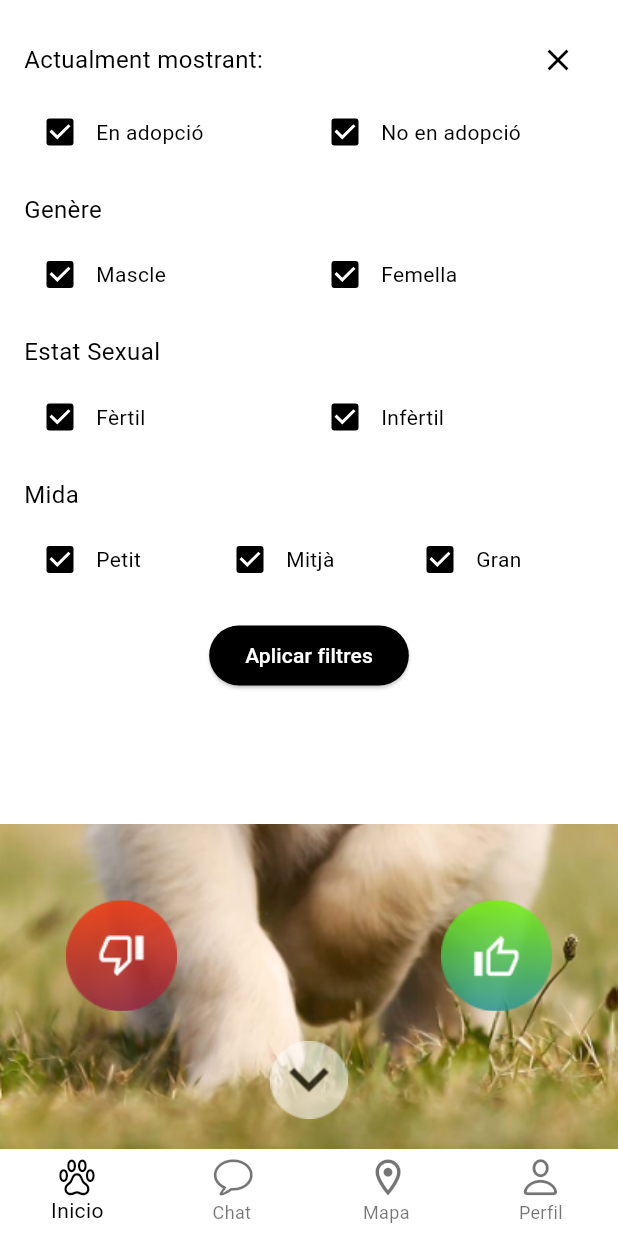
After one commit to mesquius04/BarkandMeet, a Flutter app: the Mainpage screen opened directly, after a tap on an icon or button, on a phone screen of 412 x 824 dp. The commit adds this screen. Run offline on Flutter 3.47's test engine with Material 3 defaults, Android fonts, the phone set to English and light mode, and no system bars; our stand-ins replace image_picker, video_player.

Commit message:
He añadido los iconos Barkmeet y hecho la pagina principal con el menu de filtros desplegable y una pagina de perfil de perros provicional

```diff
--- /dev/null
+++ b/lib/Mainpage.dart
@@ -0,0 +1,352 @@
+import 'package:flutter/material.dart';
+import 'main.dart';
+import 'package:bark_and_meet/fonts/bark_meet_icons.dart';
+
+
+class Mainpage extends StatefulWidget {
+
+
+
+  @override
+  _MainpageState createState() => _MainpageState();
+}
+
+class _MainpageState extends State<Mainpage> {
+  bool _showFilters = false;
+
+  void _toggleFilters() {
+    setState(() {
+      _showFilters = !_showFilters;
+    });
+  }
+
+  @override
+  Widget build(BuildContext context) {
+return Scaffold(
+
+      extendBodyBehindAppBar: true,
+
+      appBar: _showFilters
+          ? null: AppBar(
+        iconTheme: IconThemeData(
+          color: Colors.white, // Aquí se cambia el color de la flecha de regreso
+        ),
+          toolbarHeight: 150,
+          backgroundColor: Colors.transparent,
+          flexibleSpace: Container(
+            decoration: BoxDecoration(
+              gradient: LinearGradient(
+                colors: [
+                  Colors.black.withOpacity(0.8),
+                  Colors.black.withOpacity(0),
+                ],
+                begin: Alignment.topCenter,
+                end: Alignment.bottomCenter,
+              ),
+            ),
+          ),
+        title: Padding(
+            padding: const EdgeInsets.only(left: .0,top:25.0),
+
+          child: Column(
+            crossAxisAlignment: CrossAxisAlignment.start,
+            children: [
+              //Text('${widget.myDog.name}', style: TextStyle(fontSize: 30)),
+              //Text('@${widget.myDog.owner.username}', style: TextStyle(fontSize: 14, color: Colors.white.withOpacity(0.7))),
+              Text('August', style: TextStyle(fontSize: 30,color: Colors.white)),
+              Text('@Juanillo23', style: TextStyle(fontSize: 14, color: Colors.white.withOpacity(0.7))),
+            ],
+          ),
+        ),
+        actions: [
+          IconButton(
+            icon: Icon(BarkMeet.points),
+            color: Colors.white,
+            onPressed: _toggleFilters,
+          ),
+        ],
+      ),
+      body: Stack(
+        children: [
+          // Imagen de fondo
+          Positioned.fill(
+            child: Image.asset(
+              'assets/fondo.png', // Asegúrate de tener la imagen en tu carpeta assets
+              fit: BoxFit.cover,
+            ),
+          ),
+          // Contenido principal
+          SafeArea(
+            child: Column(
+              children: [
+                Spacer(),
+                // Botones inferiores
+                Padding(
+                  padding: const EdgeInsets.symmetric(horizontal: 44.0),
+                  child: Row(
+                    mainAxisAlignment: MainAxisAlignment.spaceBetween,
+                    children: [
+                      ElevatedButton(
+                        onPressed: () {},
+                        style: ElevatedButton.styleFrom(
+                          padding: EdgeInsets.zero,
+                          backgroundColor: Colors.transparent, // Elimina el color de fondo
+                          shadowColor: Colors.transparent, // Elimina la sombra
+                        ),
+                        child: Container(
+                          width: 74,
+                          height: 74,
+                          decoration: BoxDecoration(
+                            image: DecorationImage(
+                              image: AssetImage('assets/Dislike.png'), // Ruta de la imagen
+                              fit: BoxFit.cover,
+                            ),
+                          ),
+                        ),
+                      ),
+                      ElevatedButton(
+                        onPressed: () {},
+                        style: ElevatedButton.styleFrom(
+                          padding: EdgeInsets.zero,
+                          backgroundColor: Colors.transparent, // Elimina el color de fondo
+                          shadowColor: Colors.transparent, // Elimina la sombra
+                        ),
+                        child: Container(
+                          width: 74,
+                          height: 74,
+                          decoration: BoxDecoration(
+                            image: DecorationImage(
+                              image: AssetImage('assets/Like.png'), // Ruta de la imagen
+                              fit: BoxFit.cover,
+                            ),
+                          ),
+                        ),
+                      ),
+                    ],
+                  ),
+                ),
+                SizedBox(height: 20),
+                // Botón central
+                Center(
+                  child: ElevatedButton(
+                    onPressed: () {
+                      Navigator.push(
+                        context,
+                        PageRouteBuilder(
+                          transitionDuration: Duration(milliseconds: 500),
+                          transitionsBuilder: (BuildContext context, Animation<double> animation,
+                              Animation<double> secondaryAnimation, Widget child) {
+                            return SlideTransition(
+                              position: Tween<Offset>(
+                                begin: const Offset(0, 1),
+                                end: Offset.zero,
+                              ).animate(animation),
+                              child: child,
+                            );
+                          },
+                          pageBuilder: (BuildContext context, Animation<double> animation,
+                              Animation<double> secondaryAnimation) {
+                              return ProfileScreen(); //la pagina del perro
+                          },
+                        ),
+                      );
+                    },
+                    style: ElevatedButton.styleFrom(
+                      padding: EdgeInsets.zero,
+                      backgroundColor: Colors.transparent, // Elimina el color de fondo
+                      shadowColor: Colors.transparent, // Elimina la sombra
+                    ),
+                    child: Container(
+                      width: 52,
+                      height: 52,
+                      decoration: BoxDecoration(
+                        image: DecorationImage(
+                          image: AssetImage('assets/keyboard_arrow_down.png'), // Ruta de la imagen
+                          fit: BoxFit.cover,
+                        ),
+                      ),
+                    ),
+                  ),
+                ),
+                SizedBox(height: 20),
+              ],
+            ),
+          ),
+          // Menú de filtros deslizante
+                Positioned(
+            top: 0,
+            left: 0,
+            right: 0,
+            child: AnimatedContainer(
+              duration: Duration(milliseconds: 300),
+              height: _showFilters ? MediaQuery.of(context).size.height / 3*2 : 0.0,
+              color: Colors.white,
+              child: SingleChildScrollView(
+                child: Padding(
+                  padding: const EdgeInsets.all(16.0),
+                  child: Column(
+                    crossAxisAlignment: CrossAxisAlignment.start,
+                    children: [
+                      // Título y botón de cerrar
+                      Row(
+                        mainAxisAlignment: MainAxisAlignment.spaceBetween,
+                        children: [
+                          Text('Actualment mostrant:', style: TextStyle(color: Colors.black, fontSize: 16)),
+                          IconButton(
+                            icon: Icon(Icons.close, color: Colors.black),
+                            onPressed: _toggleFilters,
+                          ),
+                        ],
+                      ),
+                      // Filtros de "En adopció" y "No en adopció"
+                      Row(
+                        children: [
+                          FilterOption(label: 'En adopció'),
+                          FilterOption(label: 'No en adopció'),
+                        ],
+                      ),
+                      SizedBox(height: 16),
+                      // Título "Genère"
+                      Text('Genère', style: TextStyle(color: Colors.black, fontSize: 16)),
+                      SizedBox(height: 8),
+                      // Filtros de "Mascle" y "Femella"
+                      Row(
+                        children: [
+                          FilterOption(label: 'Mascle'),
+                          FilterOption(label: 'Femella'),
+                        ],
+                      ),
+                      SizedBox(height: 16),
+                      // Título "Estat Sexual"
+                      Text('Estat Sexual', style: TextStyle(color: Colors.black, fontSize: 16)),
+                      SizedBox(height: 8),
+                      // Filtros de "Fèrtil" y "Infèrtil"
+                      Row(
+                        children: [
+                          FilterOption(label: 'Fèrtil'),
+                          FilterOption(label: 'Infèrtil'),
+                        ],
+                      ),
+                      SizedBox(height: 16),
+                      // Título "Mida"
+                      Text('Mida', style: TextStyle(color: Colors.black, fontSize: 16)),
+                      SizedBox(height: 8),
+                      // Filtros de "Petit", "Mitjà" y "Gran"
+                      Row(
+                        children: [
+                          FilterOption(label: 'Petit'),
+                          FilterOption(label: 'Mitjà'),
+                          FilterOption(label: 'Gran'),
+                        ],
+                      ),
+                      SizedBox(height: 16),
+                      // Botón de aplicar filtros
+                      Center(
+                        child: ElevatedButton(
+                          onPressed: () {
+                            // Lógica para aplicar los filtros
+                          },
+                          child: Text('Aplicar filtres',style: TextStyle(color: Colors.white)),
+                          style: ElevatedButton.styleFrom(
+                            backgroundColor: Colors.black, // Color de fondo del botón
+
+                          ),
+                        ),
+                      ),
+                    ],
+                  ),
+                ),
+              ),
+            ),
+          ),
+        ],
+      ),
+            bottomNavigationBar: BottomNavigationBar(
+              backgroundColor: Colors.white,
+              selectedItemColor: Colors.black,
+              items: [
+                BottomNavigationBarItem(
+                  icon: Icon(BarkMeet.step, color: Colors.black),
+                  label: 'Inicio',
+                ),
+                BottomNavigationBarItem(
+                  icon: Icon(BarkMeet.message),
+                  label: 'Chat',
+                ),
+                BottomNavigationBarItem(
+                  icon: Icon(BarkMeet.map),
+                  label: 'Mapa',
+                ),
+                BottomNavigationBarItem(
+                  icon: Icon(BarkMeet.person),
+                  label: 'Perfil',
+                ),
+              ],
+              type: BottomNavigationBarType.fixed,
+            ),
+          );
+        }
+      }
+
+
+
+class FilterOption extends StatefulWidget {
+  final String label;
+
+  FilterOption({required this.label});
+
+  @override
+  _FilterOptionState createState() => _FilterOptionState();
+}
+
+class _FilterOptionState extends State<FilterOption> {
+  bool _isSelected = true;
+
+  @override
+  Widget build(BuildContext context) {
+    return Expanded(
+      child: InkWell(
+        onTap: () {
+          setState(() {
+            _isSelected = !_isSelected;
+          });
+        },
+        child: Row(
+          children: [
+            Checkbox(
+              value: _isSelected,
+              onChanged: (bool? value) {
+                setState(() {
+                  _isSelected = value ?? false;
+                });
+              },
+              activeColor: Colors.black,
+            ),
+            Text(
+              widget.label,
+              style: TextStyle(color: Colors.black),
+            ),
+          ],
+        ),
+      ),
+    );
+  }
+}
+
+
+class ProfileScreen extends StatelessWidget {
+
+  ProfileScreen();
+
+  @override
+  Widget build(BuildContext context) {
+    return Scaffold(
+      appBar: AppBar(
+        title: Text("August"),
+      ),
+      body: Center(
+        child: Text('Perfil de August'),
+      ),
+    );
+  }
+}
--- /dev/null
+++ b/lib/fonts/bark_meet_icons.dart
@@ -0,0 +1,46 @@
+/// Flutter icons BarkMeet
+/// Copyright (C) 2024 by original authors @ fluttericon.com, fontello.com
+/// This font was generated by FlutterIcon.com, which is derived from Fontello.
+///
+/// To use this font, place it in your fonts/ directory and include the
+/// following in your pubspec.yaml
+///
+/// flutter:
+///   fonts:
+///    - family:  BarkMeet
+///      fonts:
+///       - asset: fonts/BarkMeet.ttf
+///
+///
+/// * Material Design Icons, Copyright (C) Google, Inc
+///         Author:    Google
+///         License:   Apache 2.0 (https://www.apache.org/licenses/LICENSE-2.0)
+///         Homepage:  https://design.google.com/icons/
+///
+import 'package:flutter/widgets.dart';
+
+class BarkMeet {
+  BarkMeet._();
+
+  static const _kFontFam = 'BarkMeet';
+  static const String? _kFontPkg = null;
+
+  static const IconData person_outline = IconData(0xe800, fontFamily: _kFontFam, fontPackage: _kFontPkg);
+  static const IconData person = IconData(0xe801, fontFamily: _kFontFam, fontPackage: _kFontPkg);
+  static const IconData step = IconData(0xe802, fontFamily: _kFontFam, fontPackage: _kFontPkg);
+  static const IconData message = IconData(0xe803, fontFamily: _kFontFam, fontPackage: _kFontPkg);
+  static const IconData map = IconData(0xe804, fontFamily: _kFontFam, fontPackage: _kFontPkg);
+  static const IconData settings = IconData(0xe805, fontFamily: _kFontFam, fontPackage: _kFontPkg);
+  static const IconData supp = IconData(0xe806, fontFamily: _kFontFam, fontPackage: _kFontPkg);
+  static const IconData arrow = IconData(0xe807, fontFamily: _kFontFam, fontPackage: _kFontPkg);
+  static const IconData star_f = IconData(0xe808, fontFamily: _kFontFam, fontPackage: _kFontPkg);
+  static const IconData star_half = IconData(0xe809, fontFamily: _kFontFam, fontPackage: _kFontPkg);
+  static const IconData star_outline = IconData(0xe80a, fontFamily: _kFontFam, fontPackage: _kFontPkg);
+  static const IconData dog_circle = IconData(0xe80b, fontFamily: _kFontFam, fontPackage: _kFontPkg);
+  static const IconData cake = IconData(0xe80c, fontFamily: _kFontFam, fontPackage: _kFontPkg);
+  static const IconData gender1 = IconData(0xe80d, fontFamily: _kFontFam, fontPackage: _kFontPkg);
+  static const IconData group = IconData(0xe80e, fontFamily: _kFontFam, fontPackage: _kFontPkg);
+  static const IconData edit = IconData(0xe80f, fontFamily: _kFontFam, fontPackage: _kFontPkg);
+  static const IconData points = IconData(0xe810, fontFamily: _kFontFam, fontPackage: _kFontPkg);
+  static const IconData gender2 = IconData(0xe811, fontFamily: _kFontFam, fontPackage: _kFontPkg);
+}
```
Also changed, not shown: lib/fonts/config.json (added, +254 -0 lines), lib/login.dart (+3 -7 lines), pubspec.yaml (+10 -1 lines), assets/Dislike.png (added), assets/Like.png (added), assets/fondo.png (added), assets/fonts/BarkMeet.ttf (added), assets/foto1.png (added), assets/foto2.png (added), assets/keyboard_arrow_down.png (added).
